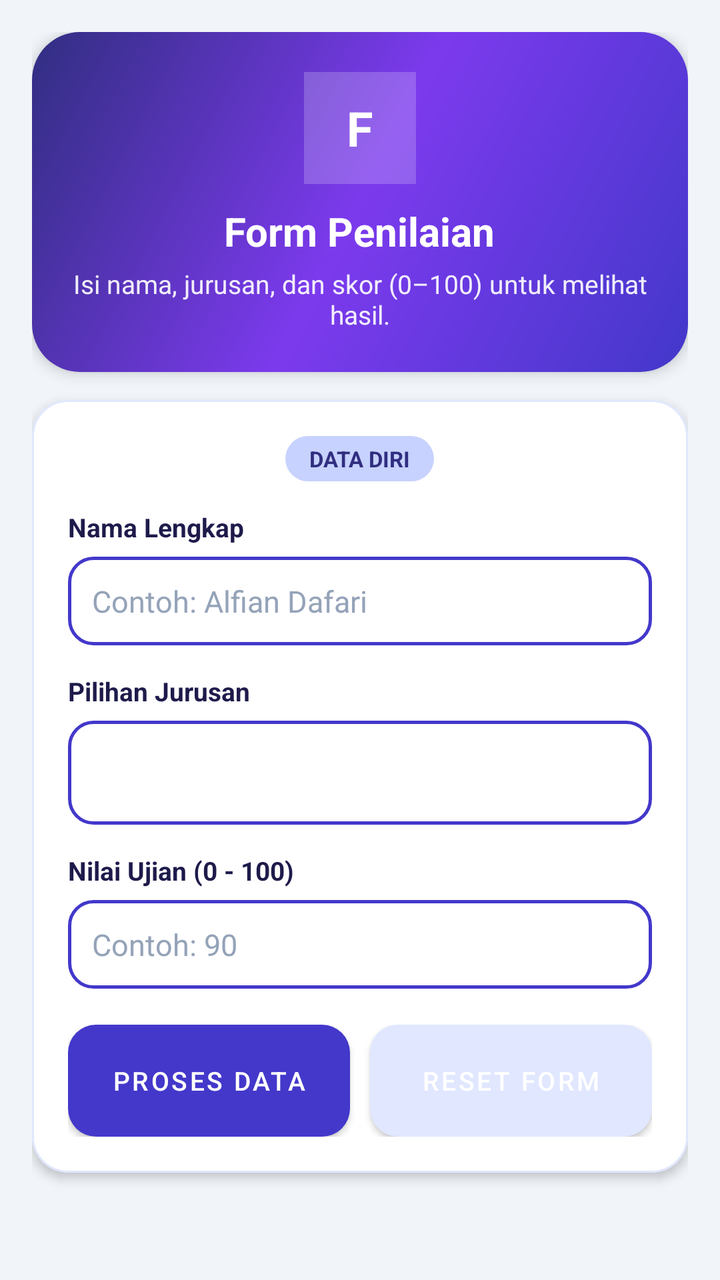
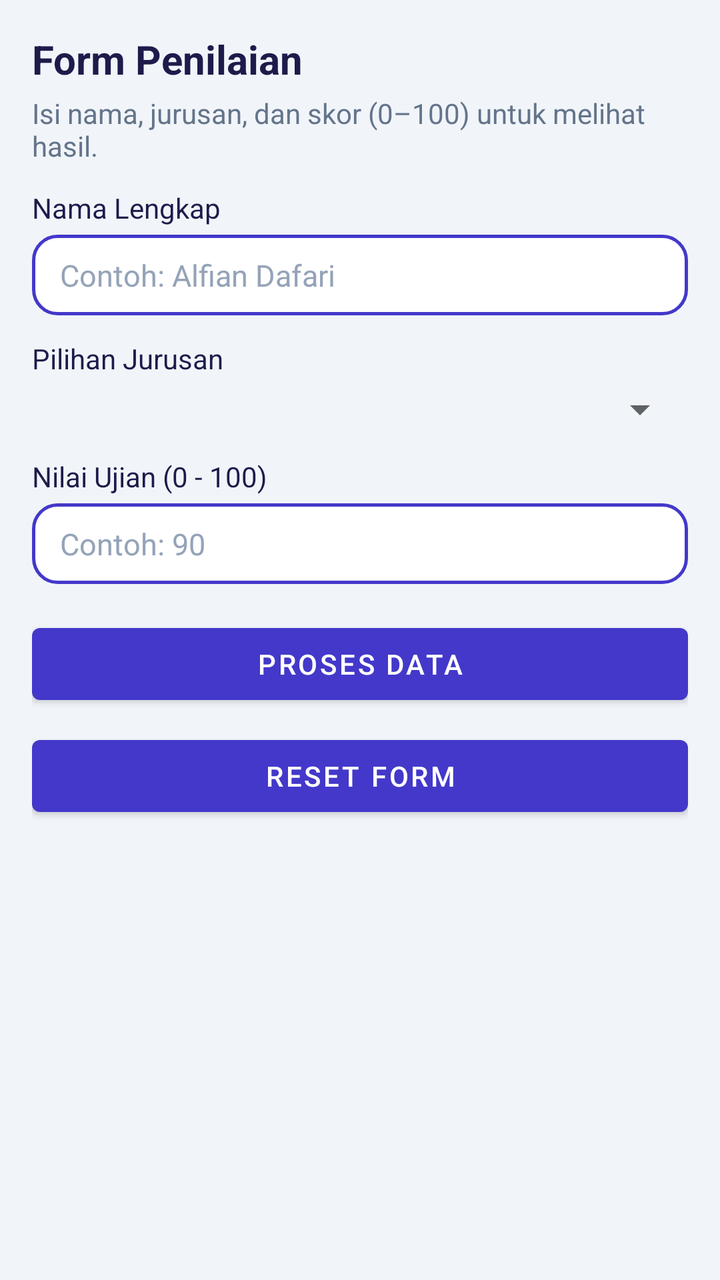

Screens rendered from an Android XML layout before and after an edit, with the pre-edit source and the edit as a unified diff.
<!-- AndroidManifest.xml: application theme Theme.Alfian04 -->
<!-- res/layout/fragment_feature.xml -->
<?xml version="1.0" encoding="utf-8"?>
<ScrollView xmlns:android="http://schemas.android.com/apk/res/android"
    xmlns:app="http://schemas.android.com/apk/res-auto"
    android:layout_width="match_parent"
    android:layout_height="match_parent"
    android:background="@color/background"
    android:fillViewport="true">

    <LinearLayout
        android:layout_width="match_parent"
        android:layout_height="wrap_content"
        android:orientation="vertical"
        android:padding="16dp">

        
        <LinearLayout
            android:layout_width="match_parent"
            android:layout_height="wrap_content"
            android:background="@drawable/bg_hero_banner"
            android:elevation="4dp"
            android:gravity="center_horizontal"
            android:orientation="vertical"
            android:padding="20dp">

            <TextView
                android:layout_width="56dp"
                android:layout_height="56dp"
                android:background="#33FFFFFF"
                android:gravity="center"
                android:text="F"
                android:textColor="@color/white"
                android:textSize="24sp"
                android:textStyle="bold" />

            <TextView
                android:layout_width="wrap_content"
                android:layout_height="wrap_content"
                android:layout_marginTop="10dp"
                android:gravity="center"
                android:text="@string/feature_title"
                android:textColor="@color/white"
                android:textSize="20sp"
                android:textStyle="bold" />

            <TextView
                android:layout_width="match_parent"
                android:layout_height="wrap_content"
                android:layout_marginTop="4dp"
                android:gravity="center"
                android:text="@string/feature_desc"
                android:textColor="#E8FFFFFF"
                android:textSize="13sp" />
        </LinearLayout>

        
        <com.google.android.material.card.MaterialCardView
            android:layout_width="match_parent"
            android:layout_height="wrap_content"
            android:layout_marginTop="14dp"
            app:cardBackgroundColor="@color/card_background"
            app:cardCornerRadius="18dp"
            app:cardElevation="3dp"
            app:strokeColor="@color/divider"
            app:strokeWidth="1dp">

            <LinearLayout
                android:layout_width="match_parent"
                android:layout_height="wrap_content"
                android:orientation="vertical"
                android:padding="18dp">

                <TextView
                    android:layout_width="wrap_content"
                    android:layout_height="wrap_content"
                    android:layout_gravity="center_horizontal"
                    android:background="@drawable/bg_pill_badge"
                    android:paddingStart="12dp"
                    android:paddingEnd="12dp"
                    android:paddingTop="4dp"
                    android:paddingBottom="4dp"
                    android:text="DATA DIRI"
                    android:textColor="@color/primary_dark"
                    android:textSize="11sp"
                    android:textStyle="bold" />

                <TextView
                    android:layout_width="wrap_content"
                    android:layout_height="wrap_content"
                    android:layout_marginTop="14dp"
                    android:text="@string/label_name"
                    android:textColor="@color/text_primary"
                    android:textSize="13sp"
                    android:textStyle="bold" />

                <EditText
                    android:id="@+id/et_student_name"
                    android:layout_width="match_parent"
                    android:layout_height="wrap_content"
                    android:layout_marginTop="6dp"
                    android:layout_marginBottom="14dp"
                    android:hint="@string/hint_name"
                    android:inputType="textPersonName"
                    android:padding="12dp"
                    android:textColor="@color/edit_text_color"
                    android:textColorHint="@color/edit_text_hint" />

                <TextView
                    android:layout_width="wrap_content"
                    android:layout_height="wrap_content"
                    android:text="@string/label_jurusan"
                    android:textColor="@color/text_primary"
                    android:textSize="13sp"
                    android:textStyle="bold" />

                <Spinner
                    android:id="@+id/sp_jurusan"
                    android:layout_width="match_parent"
                    android:layout_height="52dp"
                    android:layout_marginTop="6dp"
                    android:layout_marginBottom="14dp"
                    android:background="@drawable/bg_edit_text" />

                <TextView
                    android:layout_width="wrap_content"
                    android:layout_height="wrap_content"
                    android:text="@string/label_score"
                    android:textColor="@color/text_primary"
                    android:textSize="13sp"
                    android:textStyle="bold" />

                <EditText
                    android:id="@+id/et_student_score"
                    android:layout_width="match_parent"
                    android:layout_height="wrap_content"
                    android:layout_marginTop="6dp"
                    android:layout_marginBottom="18dp"
                    android:hint="@string/hint_score"
                    android:inputType="numberDecimal"
                    android:padding="12dp"
                    android:textColor="@color/edit_text_color"
                    android:textColorHint="@color/edit_text_hint" />

                
                <LinearLayout
                    android:layout_width="match_parent"
                    android:layout_height="wrap_content"
                    android:orientation="horizontal">

                    <com.google.android.material.button.MaterialButton
                        android:id="@+id/btn_process_data"
                        android:layout_width="0dp"
                        android:layout_height="56dp"
                        android:layout_marginEnd="5dp"
                        android:layout_weight="1"
                        android:insetTop="0dp"
                        android:insetBottom="0dp"
                        android:text="@string/btn_process"
                        android:textSize="13sp"
                        app:backgroundTint="@color/primary"
                        app:cornerRadius="14dp" />

                    <com.google.android.material.button.MaterialButton
                        android:id="@+id/btn_reset_form"
                        android:layout_width="0dp"
                        android:layout_height="56dp"
                        android:layout_marginStart="5dp"
                        android:layout_weight="1"
                        android:insetTop="0dp"
                        android:insetBottom="0dp"
                        android:text="@string/btn_reset"
                        android:textSize="13sp"
                        app:backgroundTint="@color/divider"
                        app:cornerRadius="14dp" />
                </LinearLayout>

            </LinearLayout>
        </com.google.android.material.card.MaterialCardView>

    </LinearLayout>
</ScrollView>
<!-- resources referenced by this layout -->
<resources>
  <color name="background">#F1F5F9</color>
  <color name="card_background">#FFFFFF</color>
  <color name="divider">#E0E7FF</color>
  <color name="edit_text_color">#1E1B4B</color>
  <color name="edit_text_hint">#94A3B8</color>
  <color name="primary">#4338CA</color>
  <color name="primary_dark">#312E81</color>
  <color name="text_primary">#1E1B4B</color>
  <color name="white">#FFFFFFFF</color>
  <!-- drawable bg_edit_text (drawable) -->
  <?xml version="1.0" encoding="utf-8"?>
  <shape xmlns:android="http://schemas.android.com/apk/res/android"
      android:shape="rectangle">
      <solid android:color="@color/edit_text_background" />
      <stroke
          android:width="1.5dp"
          android:color="@color/primary" />
      <corners android:radius="12dp" />
      <padding
          android:bottom="10dp"
          android:left="14dp"
          android:right="14dp"
          android:top="10dp" />
  </shape>
  <!-- drawable bg_hero_banner (drawable) -->
  <?xml version="1.0" encoding="utf-8"?>
  <shape xmlns:android="http://schemas.android.com/apk/res/android"
      android:shape="rectangle">
      <gradient
          android:angle="135"
          android:startColor="@color/primary"
          android:centerColor="@color/accent"
          android:endColor="@color/primary_dark"
          android:type="linear" />
      <corners android:radius="24dp" />
  </shape>
  <!-- drawable bg_pill_badge (drawable) -->
  <?xml version="1.0" encoding="utf-8"?>
  <shape xmlns:android="http://schemas.android.com/apk/res/android"
      android:shape="rectangle">
      <solid android:color="@color/primary_light" />
      <corners android:radius="50dp" />
  </shape>
  <string name="btn_process">PROSES DATA</string>
  <string name="btn_reset">RESET FORM</string>
  <string name="feature_desc">Isi nama, jurusan, dan skor (0–100) untuk melihat hasil.</string>
  <string name="feature_title">Form Penilaian</string>
  <string name="hint_name">Contoh: Alfian Dafari</string>
  <string name="hint_score">Contoh: 90</string>
  <string name="label_jurusan">Pilihan Jurusan</string>
  <string name="label_name">Nama Lengkap</string>
  <string name="label_score">Nilai Ujian (0 - 100)</string>
  <style name="Theme.Alfian04" parent="Base.Theme.Alfian04" />
  <color name="edit_text_background">#FFFFFF</color>
  <color name="accent">#7C3AED</color>
  <color name="primary_light">#C7D2FE</color>
  <style name="Base.Theme.Alfian04" parent="Theme.MaterialComponents.DayNight.NoActionBar">
          <item name="colorPrimary">@color/primary</item>
          <item name="colorPrimaryDark">@color/primary_dark</item>
          <item name="colorAccent">@color/accent</item>
          <item name="android:statusBarColor">@color/primary_dark</item>
          <item name="editTextStyle">@style/Widget.Alfian04.EditText</item>
      </style>
  <style name="Widget.Alfian04.EditText" parent="Widget.AppCompat.EditText">
          <item name="android:background">@drawable/bg_edit_text</item>
          <item name="android:textColor">@color/edit_text_color</item>
          <item name="android:textColorHint">@color/edit_text_hint</item>
          <item name="android:textSize">15sp</item>
      </style>
</resources>

<!-- the commit's change to res/layout/fragment_feature.xml (unified diff, before → after) -->
@@ -1,6 +1,5 @@
 <?xml version="1.0" encoding="utf-8"?>
 <ScrollView xmlns:android="http://schemas.android.com/apk/res/android"
-    xmlns:app="http://schemas.android.com/apk/res-auto"
     android:layout_width="match_parent"
     android:layout_height="match_parent"
     android:background="@color/background"
@@ -12,169 +11,81 @@
         android:orientation="vertical"
         android:padding="16dp">
 
-        
-        <LinearLayout
+        <TextView
+            android:layout_width="wrap_content"
+            android:layout_height="wrap_content"
+            android:text="@string/feature_title"
+            android:textColor="@color/text_primary"
+            android:textSize="20sp"
+            android:textStyle="bold" />
+
+        <TextView
             android:layout_width="match_parent"
             android:layout_height="wrap_content"
-            android:background="@drawable/bg_hero_banner"
-            android:elevation="4dp"
-            android:gravity="center_horizontal"
-            android:orientation="vertical"
-            android:padding="20dp">
+            android:layout_marginTop="4dp"
+            android:layout_marginBottom="12dp"
+            android:text="@string/feature_desc"
+            android:textColor="@color/text_secondary"
+            android:textSize="14sp" />
 
-            <TextView
-                android:layout_width="56dp"
-                android:layout_height="56dp"
-                android:background="#33FFFFFF"
-                android:gravity="center"
-                android:text="F"
-                android:textColor="@color/white"
-                android:textSize="24sp"
-                android:textStyle="bold" />
+        <TextView
+            android:layout_width="wrap_content"
+            android:layout_height="wrap_content"
+            android:text="@string/label_name"
+            android:textColor="@color/text_primary"
+            android:textSize="14sp" />
 
-            <TextView
-                android:layout_width="wrap_content"
-                android:layout_height="wrap_content"
-                android:layout_marginTop="10dp"
-                android:gravity="center"
-                android:text="@string/feature_title"
-                android:textColor="@color/white"
-                android:textSize="20sp"
-                android:textStyle="bold" />
-
-            <TextView
-                android:layout_width="match_parent"
-                android:layout_height="wrap_content"
-                android:layout_marginTop="4dp"
-                android:gravity="center"
-                android:text="@string/feature_desc"
-                android:textColor="#E8FFFFFF"
-                android:textSize="13sp" />
-        </LinearLayout>
-
-        
-        <com.google.android.material.card.MaterialCardView
+        <EditText
+            android:id="@+id/et_student_name"
             android:layout_width="match_parent"
             android:layout_height="wrap_content"
-            android:layout_marginTop="14dp"
-            app:cardBackgroundColor="@color/card_background"
-            app:cardCornerRadius="18dp"
-            app:cardElevation="3dp"
-            app:strokeColor="@color/divider"
-            app:strokeWidth="1dp">
+            android:layout_marginTop="4dp"
+            android:layout_marginBottom="12dp"
+            android:hint="@string/hint_name"
+            android:inputType="textPersonName" />
 
-            <LinearLayout
-                android:layout_width="match_parent"
-                android:layout_height="wrap_content"
-                android:orientation="vertical"
-                android:padding="18dp">
+        <TextView
+            android:layout_width="wrap_content"
+            android:layout_height="wrap_content"
+            android:text="@string/label_jurusan"
+            android:textColor="@color/text_primary"
+            android:textSize="14sp" />
 
-                <TextView
-                    android:layout_width="wrap_content"
-                    android:layout_height="wrap_content"
-                    android:layout_gravity="center_horizontal"
-                    android:background="@drawable/bg_pill_badge"
-                    android:paddingStart="12dp"
-                    android:paddingEnd="12dp"
-                    android:paddingTop="4dp"
-                    android:paddingBottom="4dp"
-                    android:text="DATA DIRI"
-                    android:textColor="@color/primary_dark"
-                    android:textSize="11sp"
-                    android:textStyle="bold" />
+        <Spinner
+            android:id="@+id/sp_jurusan"
+            android:layout_width="match_parent"
+            android:layout_height="wrap_content"
+            android:layout_marginTop="4dp"
+            android:layout_marginBottom="12dp" />
 
-                <TextView
-                    android:layout_width="wrap_content"
-                    android:layout_height="wrap_content"
-                    android:layout_marginTop="14dp"
-                    android:text="@string/label_name"
-                    android:textColor="@color/text_primary"
-                    android:textSize="13sp"
-                    android:textStyle="bold" />
+        <TextView
+            android:layout_width="wrap_content"
+            android:layout_height="wrap_content"
+            android:text="@string/label_score"
+            android:textColor="@color/text_primary"
+            android:textSize="14sp" />
 
-                <EditText
-                    android:id="@+id/et_student_name"
-                    android:layout_width="match_parent"
-                    android:layout_height="wrap_content"
-                    android:layout_marginTop="6dp"
-                    android:layout_marginBottom="14dp"
-                    android:hint="@string/hint_name"
-                    android:inputType="textPersonName"
-                    android:padding="12dp"
-                    android:textColor="@color/edit_text_color"
-                    android:textColorHint="@color/edit_text_hint" />
+        <EditText
+            android:id="@+id/et_student_score"
+            android:layout_width="match_parent"
+            android:layout_height="wrap_content"
+            android:layout_marginTop="4dp"
+            android:layout_marginBottom="16dp"
+            android:hint="@string/hint_score"
+            android:inputType="numberDecimal" />
 
-                <TextView
-                    android:layout_width="wrap_content"
-                    android:layout_height="wrap_content"
-                    android:text="@string/label_jurusan"
-                    android:textColor="@color/text_primary"
-                    android:textSize="13sp"
-                    android:textStyle="bold" />
+        <Button
+            android:id="@+id/btn_process_data"
+            android:layout_width="match_parent"
+            android:layout_height="wrap_content"
+            android:text="@string/btn_process" />
 
-                <Spinner
-                    android:id="@+id/sp_jurusan"
-                    android:layout_width="match_parent"
-                    android:layout_height="52dp"
-                    android:layout_marginTop="6dp"
-                    android:layout_marginBottom="14dp"
-                    android:background="@drawable/bg_edit_text" />
-
-                <TextView
-                    android:layout_width="wrap_content"
-                    android:layout_height="wrap_content"
-                    android:text="@string/label_score"
-                    android:textColor="@color/text_primary"
-                    android:textSize="13sp"
-                    android:textStyle="bold" />
-
-                <EditText
-                    android:id="@+id/et_student_score"
-                    android:layout_width="match_parent"
-                    android:layout_height="wrap_content"
-                    android:layout_marginTop="6dp"
-                    android:layout_marginBottom="18dp"
-                    android:hint="@string/hint_score"
-                    android:inputType="numberDecimal"
-                    android:padding="12dp"
-                    android:textColor="@color/edit_text_color"
-                    android:textColorHint="@color/edit_text_hint" />
-
-                
-                <LinearLayout
-                    android:layout_width="match_parent"
-                    android:layout_height="wrap_content"
-                    android:orientation="horizontal">
-
-                    <com.google.android.material.button.MaterialButton
-                        android:id="@+id/btn_process_data"
-                        android:layout_width="0dp"
-                        android:layout_height="56dp"
-                        android:layout_marginEnd="5dp"
-                        android:layout_weight="1"
-                        android:insetTop="0dp"
-                        android:insetBottom="0dp"
-                        android:text="@string/btn_process"
-                        android:textSize="13sp"
-                        app:backgroundTint="@color/primary"
-                        app:cornerRadius="14dp" />
-
-                    <com.google.android.material.button.MaterialButton
-                        android:id="@+id/btn_reset_form"
-                        android:layout_width="0dp"
-                        android:layout_height="56dp"
-                        android:layout_marginStart="5dp"
-                        android:layout_weight="1"
-                        android:insetTop="0dp"
-                        android:insetBottom="0dp"
-                        android:text="@string/btn_reset"
-                        android:textSize="13sp"
-                        app:backgroundTint="@color/divider"
-                        app:cornerRadius="14dp" />
-                </LinearLayout>
-
-            </LinearLayout>
-        </com.google.android.material.card.MaterialCardView>
+        <Button
+            android:id="@+id/btn_reset_form"
+            android:layout_width="match_parent"
+            android:layout_height="wrap_content"
+            android:layout_marginTop="8dp"
+            android:text="@string/btn_reset" />
 
     </LinearLayout>
 </ScrollView>
<!-- resource entries referenced after the edit -->
@@ -1,14 +1,12 @@
 <!-- resources referenced by this layout -->
 <resources>
   <color name="background">#F1F5F9</color>
-  <color name="card_background">#FFFFFF</color>
-  <color name="divider">#E0E7FF</color>
   <color name="edit_text_color">#1E1B4B</color>
   <color name="edit_text_hint">#94A3B8</color>
   <color name="primary">#4338CA</color>
   <color name="primary_dark">#312E81</color>
   <color name="text_primary">#1E1B4B</color>
-  <color name="white">#FFFFFFFF</color>
+  <color name="text_secondary">#64748B</color>
   <!-- drawable bg_edit_text (drawable) -->
   <?xml version="1.0" encoding="utf-8"?>
   <shape xmlns:android="http://schemas.android.com/apk/res/android"
@@ -24,25 +22,6 @@
           android:right="14dp"
           android:top="10dp" />
   </shape>
-  <!-- drawable bg_hero_banner (drawable) -->
-  <?xml version="1.0" encoding="utf-8"?>
-  <shape xmlns:android="http://schemas.android.com/apk/res/android"
-      android:shape="rectangle">
-      <gradient
-          android:angle="135"
-          android:startColor="@color/primary"
-          android:centerColor="@color/accent"
-          android:endColor="@color/primary_dark"
-          android:type="linear" />
-      <corners android:radius="24dp" />
-  </shape>
-  <!-- drawable bg_pill_badge (drawable) -->
-  <?xml version="1.0" encoding="utf-8"?>
-  <shape xmlns:android="http://schemas.android.com/apk/res/android"
-      android:shape="rectangle">
-      <solid android:color="@color/primary_light" />
-      <corners android:radius="50dp" />
-  </shape>
   <string name="btn_process">PROSES DATA</string>
   <string name="btn_reset">RESET FORM</string>
   <string name="feature_desc">Isi nama, jurusan, dan skor (0–100) untuk melihat hasil.</string>
@@ -55,7 +34,6 @@
   <style name="Theme.Alfian04" parent="Base.Theme.Alfian04" />
   <color name="edit_text_background">#FFFFFF</color>
   <color name="accent">#7C3AED</color>
-  <color name="primary_light">#C7D2FE</color>
   <style name="Base.Theme.Alfian04" parent="Theme.MaterialComponents.DayNight.NoActionBar">
           <item name="colorPrimary">@color/primary</item>
           <item name="colorPrimaryDark">@color/primary_dark</item>
